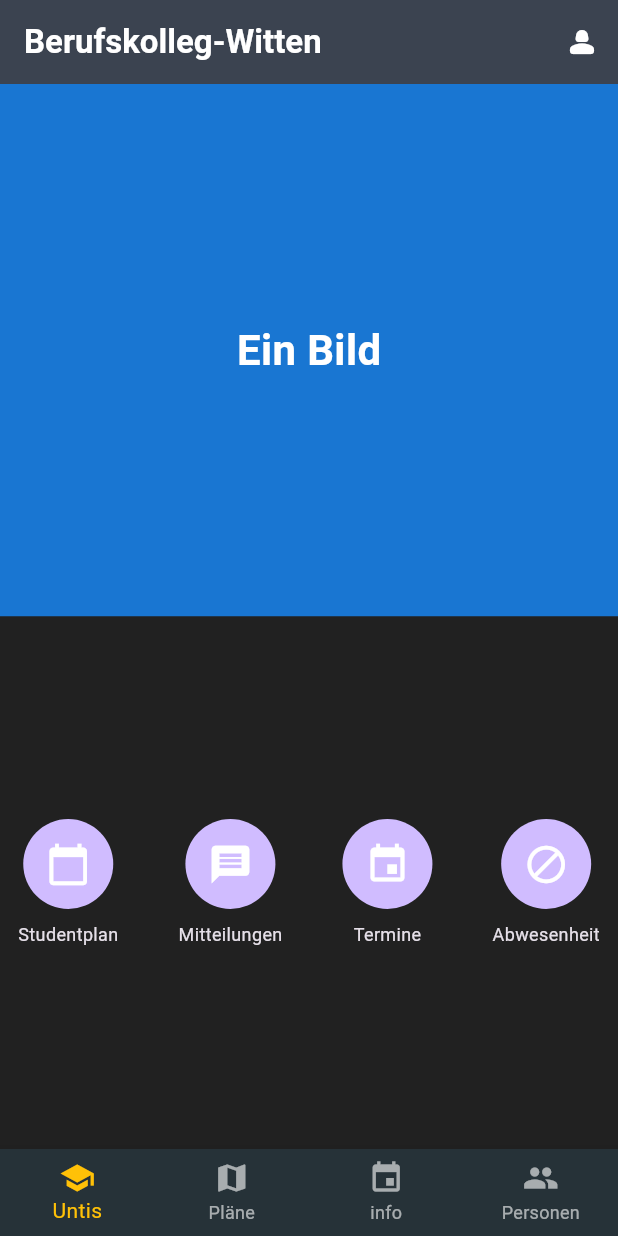
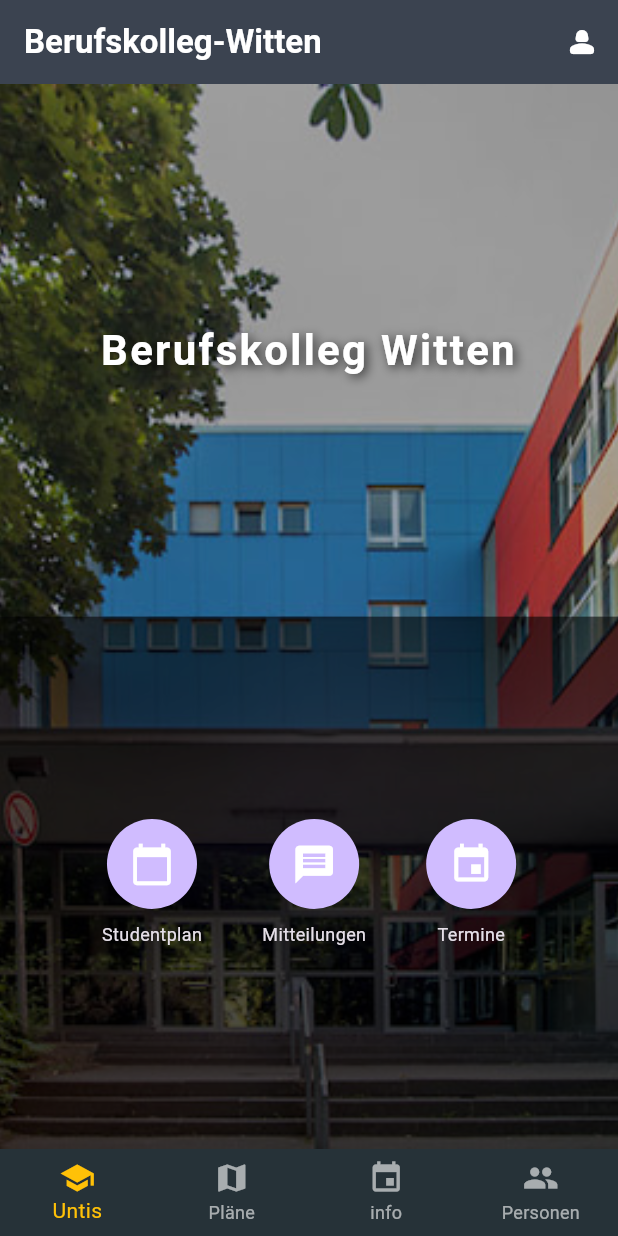
Before and after one commit to Kascabrel/BK-Witten-App, a Flutter app: the screen it shows after launch, on a phone screen of 412 x 824 dp. Run offline on Flutter 3.47's test engine with Material 3 defaults, Android fonts, the phone set to English and light mode, and no system bars; our stand-ins replace package_info_plus; network calls fail.

Commit message:
Feature:  HomepageContent changed: set a background image and perform the view

```diff
--- a/frontend/lib/screens/untis/homePageContent.dart
+++ b/frontend/lib/screens/untis/homePageContent.dart
@@ -8,38 +8,59 @@ class HomepageContent extends StatelessWidget {
   Widget build(BuildContext context) {
     return LayoutBuilder(
       builder: (context, constraints) {
-        // Responsive: largeur totale
         double maxWidth = constraints.maxWidth;
+        double maxHeight = constraints.maxHeight;
 
-        // Taille de l’image (50% de l’écran en hauteur par ex.)
-        double imageHeight = constraints.maxHeight * 0.5;
-
-        // Taille des boutons : plus grands sur desktop
+        // Taille des boutons (responsive desktop/mobile)
         double iconSize = maxWidth > 800 ? 80 : 60;
 
-        return Column(
+        return SizedBox(
+          height: maxHeight,
+          width: double.infinity,
+          child: Stack(
             children: [
-            // Partie image
-            Container(
-              height: imageHeight,
-              width: double.infinity,
-              color: Colors.blue.shade700,
+              // Image en fond
+              Positioned.fill(
+                child: Image.asset(
+                  "assets/images/homeImg.png",
+                  fit: BoxFit.cover,
+                ),
+              ),
+
+              // Demi-haut : titre centré
+              Align(
+                alignment: Alignment.topCenter,
+                child: Container(
+                  height: maxHeight * 0.5,
                   alignment: Alignment.center,
-              child: const Text(
-                "Ein Bild",
+                  color: Colors.black.withOpacity(0.3), // léger overlay
+                  child: Text(
+                    "Berufskolleg Witten",
                     style: TextStyle(
+                      fontSize: maxWidth > 800 ? 48 : 28,
+                      fontWeight: FontWeight.bold,
                       color: Colors.white,
-                  fontSize: 28,
-                  fontWeight: FontWeight.bold,
+                      letterSpacing: 1.5,
+                      shadows: [
+                        Shadow(
+                          blurRadius: 8,
+                          color: Colors.black.withOpacity(0.7),
+                          offset: const Offset(2, 2),
+                        )
+                      ],
+                    ),
+                    textAlign: TextAlign.center,
                   ),
                 ),
               ),
 
-            // Partie boutons
-            Expanded(
+              // Demi-bas : boutons
+              Align(
+                alignment: Alignment.bottomCenter,
                 child: Container(
+                  height: maxHeight * 0.5,
                   width: double.infinity,
-                color: Colors.grey.shade900, // fond sombre
+                  color: Colors.black.withOpacity(0.7),
                   child: Center(
                     child: Wrap(
                       spacing: 40,
@@ -64,18 +85,13 @@ class HomepageContent extends StatelessWidget {
                           onTap: () => Navigator.pushNamed(context, '/termine'),
                           size: iconSize,
                         ),
-                      IconLabelButton(
-                        icon: Icons.block,
-                        label: 'Abwesenheit',
-                        onTap: () => Navigator.pushNamed(context, '/abwesenheit'),
-                        size: iconSize,
-                      ),
                       ],
                     ),
                   ),
                 ),
               ),
             ],
+          ),
         );
       },
     );
--- a/frontend/pubspec.yaml
+++ b/frontend/pubspec.yaml
@@ -63,8 +63,8 @@ flutter:
   uses-material-design: true
 
   # To add assets to your application, add an assets section, like this:
-  # assets:
-  #   - images/a_dot_burr.jpeg
+  assets:
+    - assets/images/homeImg.png
   #   - images/a_dot_ham.jpeg
 
   # An image asset can refer to one or more resolution-specific "variants", see
```
Also changed, not shown: frontend/assets/images/homeImg.png (added). Lines whose indentation alone changed are shown as unchanged.
